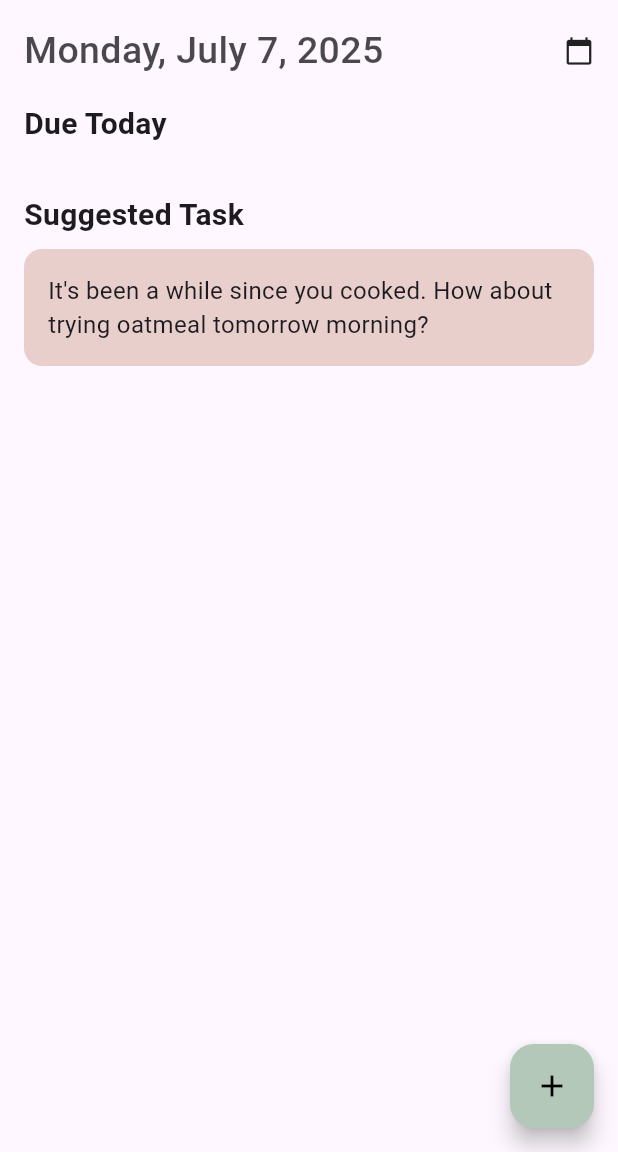
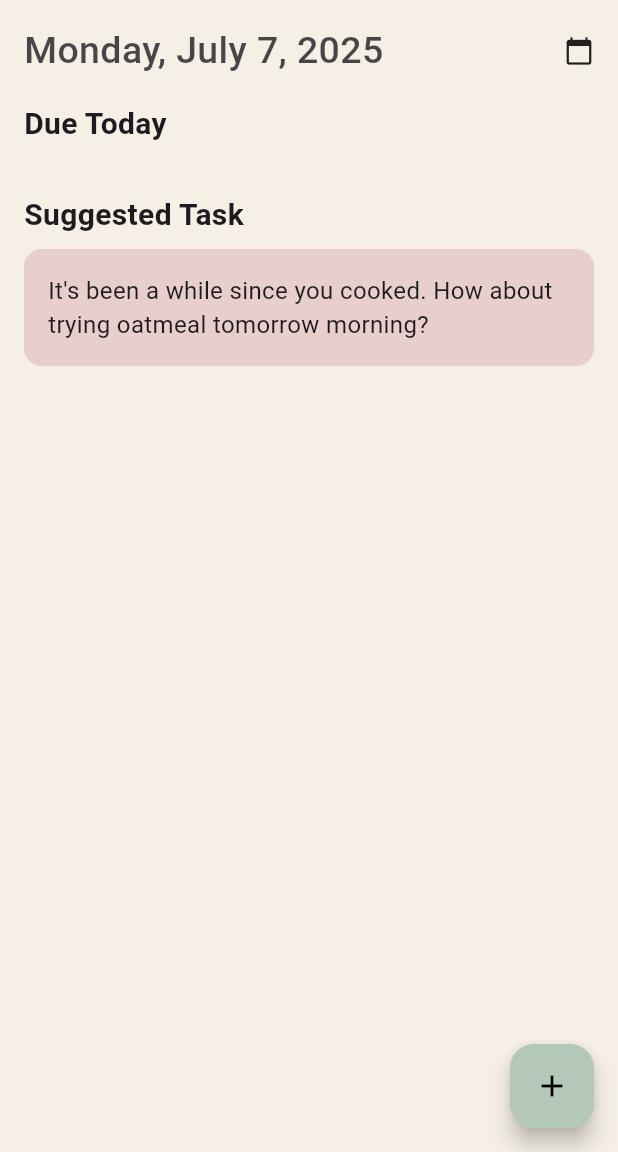
Before and after one commit to callistabudiman16/TidyMind-Final, a Flutter app: the HomePage screen opened directly, on a phone screen of 412 x 824 dp, the part 84-1236 px from its top. Run offline on Flutter 3.47's test engine with Material 3 defaults, Android fonts, the phone set to English and light mode, and no system bars; our stand-ins replace cloud_firestore, firebase_auth, firebase_core, numberpicker; accounts and stored records are empty; network calls fail.

Commit message:
Update homepage.dart background

```diff
--- a/lib/homepage.dart
+++ b/lib/homepage.dart
@@ -53,7 +53,7 @@ class _HomePageState extends State<HomePage> {
     }).toList();
 
     return Scaffold(
-      backgroundColor: Theme.of(context).scaffoldBackgroundColor,
+      backgroundColor: const Color(0xFFF5EFE6),
       appBar: AppBar(
         backgroundColor: const Color(0xFFB3C8B8),
         title: Text(
```
